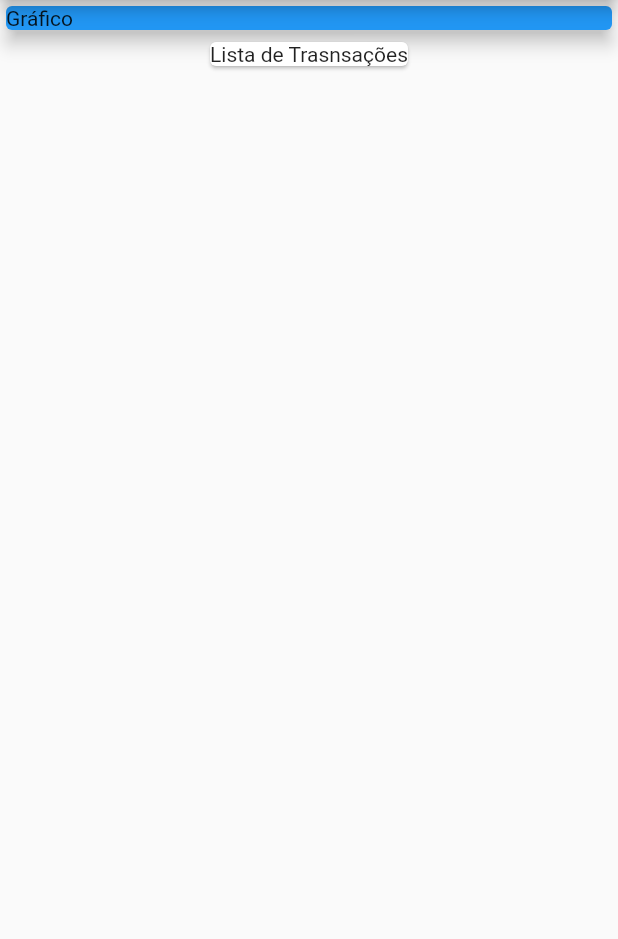
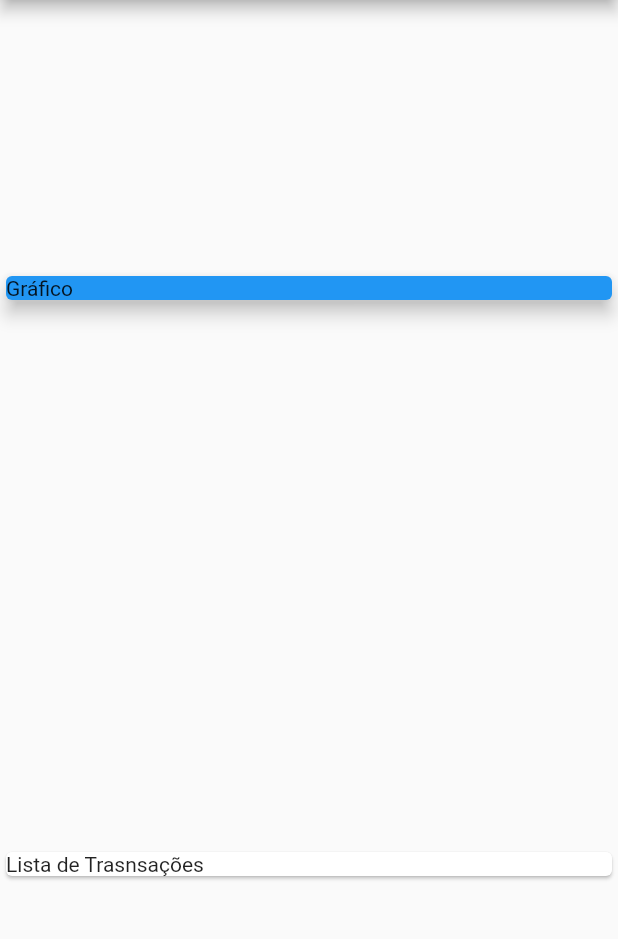
Before and after one commit to EduSilvaMendonca/despesas_pessoais, a Flutter app: the screen it shows after launch, on a phone screen of 412 x 824 dp, the part 84-1023 px from its top. Run offline on Flutter 3.47's test engine with Material 2 defaults, Android fonts, the phone set to English and light mode, and no system bars.

```diff
--- a/lib/main.dart
+++ b/lib/main.dart
@@ -1,3 +1,4 @@
+import 'package:expenses/models/transaction.dart';
 import 'package:flutter/material.dart';
 
 main() => runApp(ExpensesApp());
@@ -10,6 +11,21 @@ class ExpensesApp extends StatelessWidget {
 }
 
 class MyHomePage extends StatelessWidget {
+  final _transactions = [
+    Transaction(
+      id: 't1',
+      title: 'Novo Tênis de Corrida',
+      value: 310.76,
+      date: DateTime.now(),
+    ),
+    Transaction(
+      id: 't2',
+      title: 'Conta de Luz',
+      value: 211.30,
+      date: DateTime.now(),
+    ),
+  ];
+
   @override
   Widget build(BuildContext context) {
     return Scaffold(
@@ -17,9 +33,10 @@ class MyHomePage extends StatelessWidget {
         title: Text('Despesas Pessoais'),
       ),
       body: Column(
+        mainAxisAlignment: MainAxisAlignment.spaceAround,
+        crossAxisAlignment: CrossAxisAlignment.stretch,
         children: [
           Container(
-            width: double.infinity,
             child: Card(
               color: Colors.blue,
               child: Text('Gráfico'),
--- /dev/null
+++ b/lib/models/transaction.dart
@@ -0,0 +1,15 @@
+import 'package:flutter/foundation.dart';
+
+class Transaction {
+  final String id;
+  final String title;
+  final double value;
+  final DateTime date;
+
+  Transaction({
+    @required this.id,
+    @required this.title,
+    @required this.value,
+    @required this.date,
+  });
+}
```
